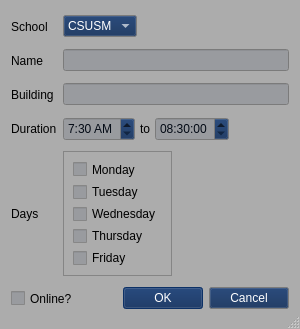
First picture: the form in 370-project/createclass.ui, repository rochanehurst/CS370-Team3, before the edit.
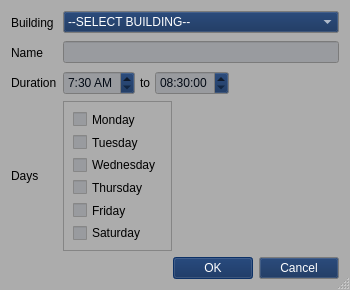
Second picture: the form after the edit. Icons and pictures are not drawn.

Commit message: Changed Forms, Building is now dropdown menu

The edit to the form file:
```diff
--- a/370-project/createclass.ui
+++ b/370-project/createclass.ui
@@ -9,26 +9,26 @@
    <rect>
     <x>0</x>
     <y>0</y>
-    <width>300</width>
-    <height>329</height>
+    <width>350</width>
+    <height>290</height>
    </rect>
   </property>
   <property name="sizePolicy">
-   <sizepolicy hsizetype="Preferred" vsizetype="Expanding">
+   <sizepolicy hsizetype="Preferred" vsizetype="Preferred">
     <horstretch>0</horstretch>
     <verstretch>0</verstretch>
    </sizepolicy>
   </property>
   <property name="minimumSize">
    <size>
-    <width>300</width>
-    <height>300</height>
+    <width>350</width>
+    <height>250</height>
    </size>
   </property>
   <property name="maximumSize">
    <size>
-    <width>400</width>
-    <height>400</height>
+    <width>350</width>
+    <height>290</height>
    </size>
   </property>
   <property name="palette">
@@ -513,11 +513,9 @@
   <property name="sizeGripEnabled">
    <bool>true</bool>
   </property>
-  <layout class="QGridLayout" name="gridLayout_3">
-   <item row="3" column="0">
-    <layout class="QFormLayout" name="main_form_layout">
+  <layout class="QFormLayout" name="formLayout">
      <item row="0" column="0">
-      <widget class="QLabel" name="school_name_label">
+    <widget class="QLabel" name="building_name_label">
        <property name="sizePolicy">
         <sizepolicy hsizetype="Fixed" vsizetype="Fixed">
          <horstretch>0</horstretch>
@@ -534,7 +532,7 @@
         <string/>
        </property>
        <property name="text">
-        <string>School</string>
+      <string>Building</string>
        </property>
        <property name="alignment">
         <set>Qt::AlignmentFlag::AlignLeading|Qt::AlignmentFlag::AlignLeft|Qt::AlignmentFlag::AlignVCenter</set>
@@ -542,22 +540,71 @@
       </widget>
      </item>
      <item row="0" column="1">
-      <widget class="QComboBox" name="school_combo_box">
-       <property name="sizePolicy">
-        <sizepolicy hsizetype="Fixed" vsizetype="Fixed">
-         <horstretch>0</horstretch>
-         <verstretch>0</verstretch>
-        </sizepolicy>
-       </property>
-       <property name="toolTip">
-        <string>&lt;html&gt;&lt;head/&gt;&lt;body&gt;&lt;p&gt;Your school&lt;/p&gt;&lt;/body&gt;&lt;/html&gt;</string>
-       </property>
+    <widget class="QComboBox" name="building_name">
        <property name="currentText">
-        <string>CSUSM</string>
-       </property>
+      <string>--SELECT BUILDING--</string>
+     </property>
+     <property name="maxVisibleItems">
+      <number>15</number>
+     </property>
        <item>
         <property name="text">
-         <string>CSUSM</string>
+       <string>--SELECT BUILDING--</string>
+      </property>
+     </item>
+     <item>
+      <property name="text">
+       <string>Academic Hall (ACD)</string>
+      </property>
+     </item>
+     <item>
+      <property name="text">
+       <string>Arts Building (ARTS)</string>
+      </property>
+     </item>
+     <item>
+      <property name="text">
+       <string>Extended Learning Building (ELB)</string>
+      </property>
+     </item>
+     <item>
+      <property name="text">
+       <string>Kellogg Library (KEL)</string>
+      </property>
+     </item>
+     <item>
+      <property name="text">
+       <string>Markstein Hall (MARK)</string>
+      </property>
+     </item>
+     <item>
+      <property name="text">
+       <string>Science Hall I (SCI 1)</string>
+      </property>
+     </item>
+     <item>
+      <property name="text">
+       <string>Science Hall II (SCI 2)</string>
+      </property>
+     </item>
+     <item>
+      <property name="text">
+       <string>Social and Behavioral Sciences Building (SBSB)</string>
+      </property>
+     </item>
+     <item>
+      <property name="text">
+       <string>University Hall (UNIV)</string>
+      </property>
+     </item>
+     <item>
+      <property name="text">
+       <string>Viasat Engineering Pavilion (VEP)</string>
+      </property>
+     </item>
+     <item>
+      <property name="text">
+       <string>ONLINE CLASS</string>
         </property>
        </item>
       </widget>
@@ -601,44 +648,6 @@
       </widget>
      </item>
      <item row="2" column="0">
-      <widget class="QLabel" name="building_name_label">
-       <property name="sizePolicy">
-        <sizepolicy hsizetype="Fixed" vsizetype="Fixed">
-         <horstretch>0</horstretch>
-         <verstretch>0</verstretch>
-        </sizepolicy>
-       </property>
-       <property name="minimumSize">
-        <size>
-         <width>0</width>
-         <height>24</height>
-        </size>
-       </property>
-       <property name="toolTip">
-        <string/>
-       </property>
-       <property name="text">
-        <string>Building</string>
-       </property>
-       <property name="alignment">
-        <set>Qt::AlignmentFlag::AlignLeading|Qt::AlignmentFlag::AlignLeft|Qt::AlignmentFlag::AlignVCenter</set>
-       </property>
-      </widget>
-     </item>
-     <item row="2" column="1">
-      <widget class="QLineEdit" name="building_name">
-       <property name="sizePolicy">
-        <sizepolicy hsizetype="Preferred" vsizetype="Fixed">
-         <horstretch>0</horstretch>
-         <verstretch>0</verstretch>
-        </sizepolicy>
-       </property>
-       <property name="toolTip">
-        <string>&lt;html&gt;&lt;head/&gt;&lt;body&gt;&lt;p&gt;Enter building name&lt;/p&gt;&lt;/body&gt;&lt;/html&gt;</string>
-       </property>
-      </widget>
-     </item>
-     <item row="3" column="0">
       <widget class="QLabel" name="start_time_label">
        <property name="sizePolicy">
         <sizepolicy hsizetype="Fixed" vsizetype="Fixed">
@@ -663,7 +672,7 @@
        </property>
       </widget>
      </item>
-     <item row="3" column="1">
+   <item row="2" column="1">
       <layout class="QHBoxLayout" name="class_time_layout">
        <property name="spacing">
         <number>0</number>
@@ -893,10 +902,10 @@
        </item>
       </layout>
      </item>
-     <item row="4" column="0">
+   <item row="3" column="0">
       <widget class="QLabel" name="days_label">
        <property name="sizePolicy">
-        <sizepolicy hsizetype="Fixed" vsizetype="Preferred">
+      <sizepolicy hsizetype="Fixed" vsizetype="Fixed">
          <horstretch>0</horstretch>
          <verstretch>0</verstretch>
         </sizepolicy>
@@ -904,7 +913,7 @@
        <property name="minimumSize">
         <size>
          <width>0</width>
-         <height>125</height>
+       <height>150</height>
         </size>
        </property>
        <property name="toolTip">
@@ -918,7 +927,7 @@
        </property>
       </widget>
      </item>
-     <item row="4" column="1">
+   <item row="3" column="1">
       <widget class="QFrame" name="days">
        <property name="enabled">
         <bool>true</bool>
@@ -938,7 +947,7 @@
        <property name="maximumSize">
         <size>
          <width>16777215</width>
-         <height>125</height>
+       <height>150</height>
         </size>
        </property>
        <property name="toolTip">
@@ -979,45 +988,27 @@
           </property>
          </widget>
         </item>
-        <item>
+      <item alignment="Qt::AlignmentFlag::AlignLeft">
          <widget class="QCheckBox" name="friday">
           <property name="text">
            <string>Friday</string>
           </property>
          </widget>
         </item>
-       </layout>
-      </widget>
-     </item>
-     <item row="5" column="0">
-      <widget class="QCheckBox" name="online_check_box">
-       <property name="sizePolicy">
-        <sizepolicy hsizetype="Fixed" vsizetype="Fixed">
-         <horstretch>0</horstretch>
-         <verstretch>0</verstretch>
-        </sizepolicy>
-       </property>
-       <property name="minimumSize">
-        <size>
-         <width>160</width>
-         <height>25</height>
-        </size>
-       </property>
-       <property name="toolTip">
-        <string>&lt;html&gt;&lt;head/&gt;&lt;body&gt;&lt;p&gt;Is the class online?&lt;/p&gt;&lt;/body&gt;&lt;/html&gt;</string>
-       </property>
-       <property name="layoutDirection">
-        <enum>Qt::LayoutDirection::LeftToRight</enum>
-       </property>
+      <item alignment="Qt::AlignmentFlag::AlignLeft">
+       <widget class="QCheckBox" name="saturday">
        <property name="text">
-        <string>Online?</string>
+         <string>Saturday</string>
        </property>
       </widget>
      </item>
-     <item row="5" column="1">
+     </layout>
+    </widget>
+   </item>
+   <item row="4" column="1">
       <widget class="QDialogButtonBox" name="confirm_button_box">
        <property name="sizePolicy">
-        <sizepolicy hsizetype="Preferred" vsizetype="Expanding">
+      <sizepolicy hsizetype="Preferred" vsizetype="Fixed">
          <horstretch>0</horstretch>
          <verstretch>0</verstretch>
         </sizepolicy>
@@ -1029,8 +1020,6 @@
         <set>QDialogButtonBox::StandardButton::Cancel|QDialogButtonBox::StandardButton::Ok</set>
        </property>
       </widget>
-     </item>
-    </layout>
    </item>
   </layout>
  </widget>
```
Lines whose indentation alone changed are shown as unchanged. The commit also changes 19 other files.
